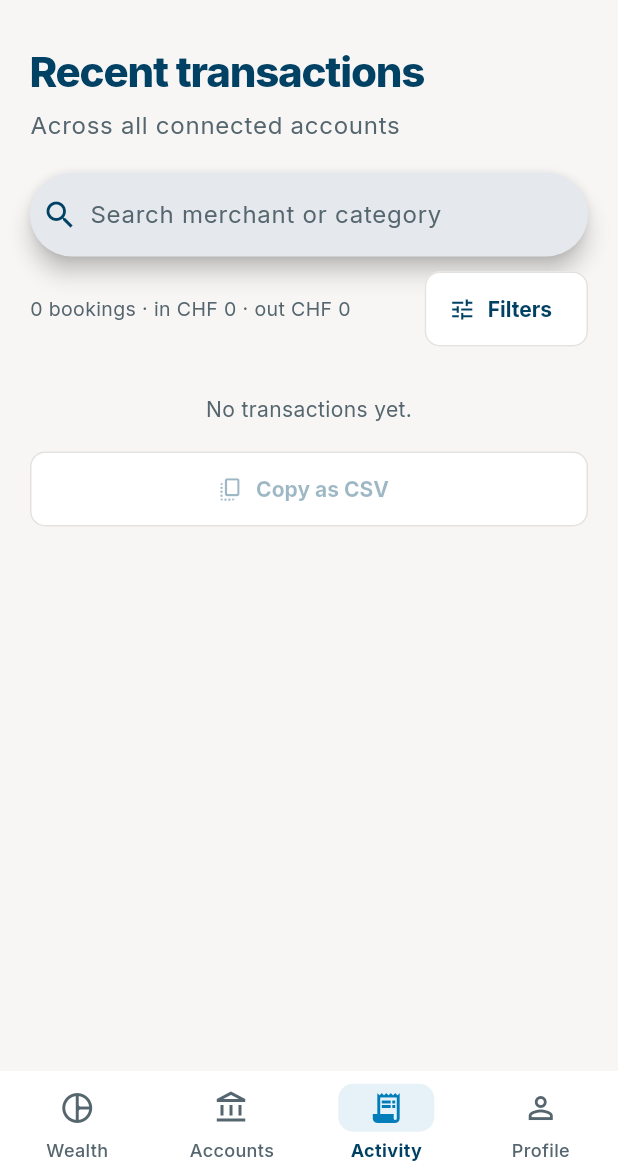
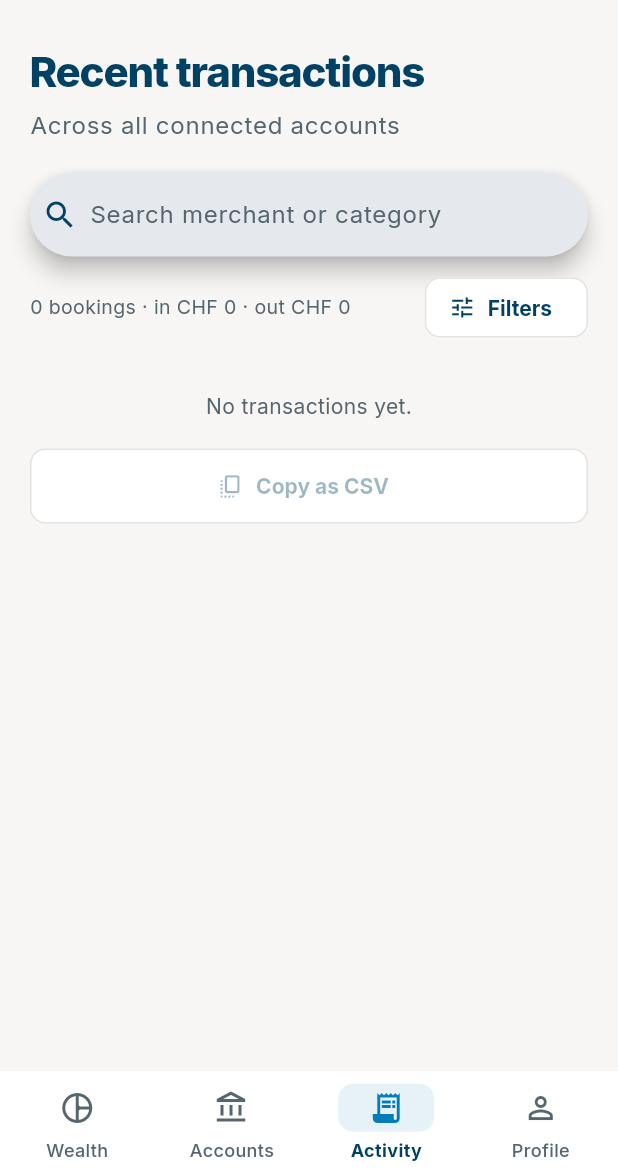
Before and after one commit to JoanMarti/finora-mvp, a Flutter app: the ActivityScreen screen opened by its route, on a phone screen of 412 x 824 dp, the part 60-1236 px from its top. Run offline on Flutter 3.47's test engine with Material 3 defaults, Android fonts, the phone set to English and light mode, and no system bars; our stand-ins replace flutter_local_notifications, flutter_riverpod, go_router, in_app_purchase, local_auth, pdf and 3 more; missing offline and left inert: file_selector, in_app_purchase_android; accounts and stored records are empty; generated files the repository leaves out were written again.

Commit message:
fix: give the filter buttons a finite width

```diff
--- a/lib/features/activity/activity_screen.dart
+++ b/lib/features/activity/activity_screen.dart
@@ -142,12 +142,18 @@ class _ActivityScreenState extends ConsumerState<ActivityScreen> {
                       const SizedBox(width: 8),
                       if (_filter.isEmpty)
                         OutlinedButton.icon(
+                          style: OutlinedButton.styleFrom(
+                            minimumSize: const Size(0, 40),
+                          ),
                           onPressed: () => _openFilters(items, accounts),
                           icon: const Icon(Icons.tune, size: 18),
                           label: Text(l10n.filterButton),
                         )
                       else
                         FilledButton.tonalIcon(
+                          style: FilledButton.styleFrom(
+                            minimumSize: const Size(0, 40),
+                          ),
                           onPressed: () => _openFilters(items, accounts),
                           icon: const Icon(Icons.tune, size: 18),
                           label: Text(
@@ -461,10 +467,12 @@ class _FilterSheetState extends State<_FilterSheet> {
                       : () => _set(const TransactionFilter()),
                   child: Text(l10n.filterClear),
                 ),
-                const Spacer(),
-                FilledButton(
-                  onPressed: () => Navigator.of(context).pop(),
-                  child: Text(l10n.filterShow(widget.countFor(_filter))),
+                const SizedBox(width: 12),
+                Expanded(
+                  child: FilledButton(
+                    onPressed: () => Navigator.of(context).pop(),
+                    child: Text(l10n.filterShow(widget.countFor(_filter))),
+                  ),
                 ),
               ],
             ),
```
